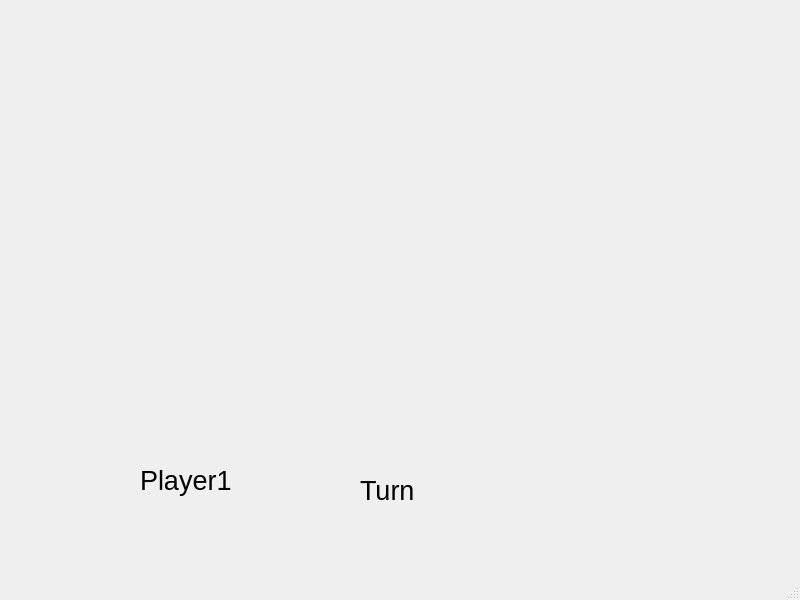
This is TicTacToe/tictactoe.ui in youssefahmed3453/TicTacToe as Qt 5 draws it before an edit. The edited form follows.
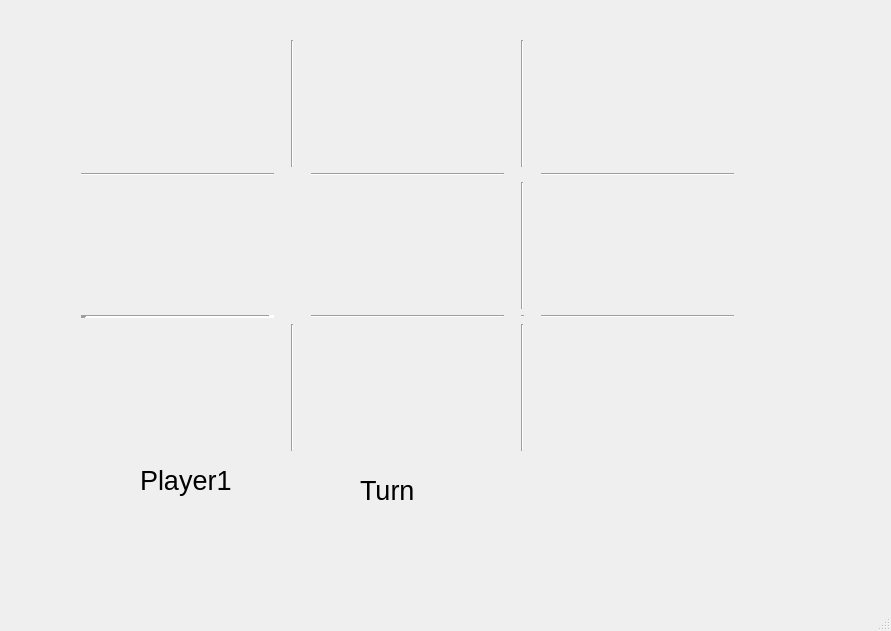
This is the edited form.

Diff of the .ui file:
```diff
--- a/TicTacToe/tictactoe.ui
+++ b/TicTacToe/tictactoe.ui
@@ -6,8 +6,8 @@
    <rect>
     <x>0</x>
     <y>0</y>
-    <width>800</width>
-    <height>600</height>
+    <width>891</width>
+    <height>631</height>
    </rect>
   </property>
   <property name="sizePolicy">
@@ -23,14 +23,14 @@
    <widget class="QWidget" name="gridLayoutWidget">
     <property name="geometry">
      <rect>
-      <x>60</x>
-      <y>30</y>
-      <width>655</width>
-      <height>391</height>
+      <x>70</x>
+      <y>40</y>
+      <width>675</width>
+      <height>411</height>
      </rect>
     </property>
     <layout class="QGridLayout" name="gridLayout">
-     <item row="1" column="2">
+     <item row="2" column="4">
       <widget class="QPushButton" name="pushButton_5">
        <property name="sizePolicy">
         <sizepolicy hsizetype="Fixed" vsizetype="Expanding">
@@ -51,8 +51,8 @@
        </property>
       </widget>
      </item>
-     <item row="0" column="1">
-      <widget class="QPushButton" name="pushButton_1">
+     <item row="2" column="0">
+      <widget class="QPushButton" name="pushButton_3">
        <property name="sizePolicy">
         <sizepolicy hsizetype="Fixed" vsizetype="Expanding">
          <horstretch>0</horstretch>
@@ -72,28 +72,7 @@
        </property>
       </widget>
      </item>
-     <item row="1" column="1">
-      <widget class="QPushButton" name="pushButton_4">
-       <property name="sizePolicy">
-        <sizepolicy hsizetype="Fixed" vsizetype="Expanding">
-         <horstretch>0</horstretch>
-         <verstretch>0</verstretch>
-        </sizepolicy>
-       </property>
-       <property name="font">
-        <font>
-         <pointsize>52</pointsize>
-        </font>
-       </property>
-       <property name="text">
-        <string/>
-       </property>
-       <property name="flat">
-        <bool>true</bool>
-       </property>
-      </widget>
-     </item>
-     <item row="2" column="2">
+     <item row="4" column="4">
       <widget class="QPushButton" name="pushButton_8">
        <property name="sizePolicy">
         <sizepolicy hsizetype="Fixed" vsizetype="Expanding">
@@ -114,8 +93,18 @@
        </property>
       </widget>
      </item>
+     <item row="3" column="0">
+      <widget class="Line" name="line">
+       <property name="lineWidth">
+        <number>6</number>
+       </property>
+       <property name="orientation">
+        <enum>Qt::Horizontal</enum>
+       </property>
+      </widget>
+     </item>
      <item row="0" column="2">
-      <widget class="QPushButton" name="pushButton_2">
+      <widget class="QPushButton" name="pushButton_1">
        <property name="sizePolicy">
         <sizepolicy hsizetype="Fixed" vsizetype="Expanding">
          <horstretch>0</horstretch>
@@ -135,7 +124,7 @@
        </property>
       </widget>
      </item>
-     <item row="2" column="1">
+     <item row="4" column="2">
       <widget class="QPushButton" name="pushButton_7">
        <property name="sizePolicy">
         <sizepolicy hsizetype="Fixed" vsizetype="Expanding">
@@ -177,8 +166,8 @@
        </property>
       </widget>
      </item>
-     <item row="1" column="0">
-      <widget class="QPushButton" name="pushButton_3">
+     <item row="2" column="2">
+      <widget class="QPushButton" name="pushButton_4">
        <property name="sizePolicy">
         <sizepolicy hsizetype="Fixed" vsizetype="Expanding">
          <horstretch>0</horstretch>
@@ -198,7 +187,35 @@
        </property>
       </widget>
      </item>
-     <item row="2" column="0">
+     <item row="4" column="1">
+      <widget class="Line" name="line_3">
+       <property name="orientation">
+        <enum>Qt::Vertical</enum>
+       </property>
+      </widget>
+     </item>
+     <item row="0" column="4">
+      <widget class="QPushButton" name="pushButton_2">
+       <property name="sizePolicy">
+        <sizepolicy hsizetype="Fixed" vsizetype="Expanding">
+         <horstretch>0</horstretch>
+         <verstretch>0</verstretch>
+        </sizepolicy>
+       </property>
+       <property name="font">
+        <font>
+         <pointsize>52</pointsize>
+        </font>
+       </property>
+       <property name="text">
+        <string/>
+       </property>
+       <property name="flat">
+        <bool>true</bool>
+       </property>
+      </widget>
+     </item>
+     <item row="4" column="0">
       <widget class="QPushButton" name="pushButton_6">
        <property name="sizePolicy">
         <sizepolicy hsizetype="Fixed" vsizetype="Expanding">
@@ -219,6 +236,76 @@
        </property>
       </widget>
      </item>
+     <item row="1" column="0">
+      <widget class="Line" name="line_2">
+       <property name="orientation">
+        <enum>Qt::Horizontal</enum>
+       </property>
+      </widget>
+     </item>
+     <item row="4" column="3">
+      <widget class="Line" name="line_4">
+       <property name="orientation">
+        <enum>Qt::Vertical</enum>
+       </property>
+      </widget>
+     </item>
+     <item row="3" column="3">
+      <widget class="Line" name="line_5">
+       <property name="orientation">
+        <enum>Qt::Horizontal</enum>
+       </property>
+      </widget>
+     </item>
+     <item row="0" column="3">
+      <widget class="Line" name="line_6">
+       <property name="orientation">
+        <enum>Qt::Vertical</enum>
+       </property>
+      </widget>
+     </item>
+     <item row="2" column="3">
+      <widget class="Line" name="line_7">
+       <property name="orientation">
+        <enum>Qt::Vertical</enum>
+       </property>
+      </widget>
+     </item>
+     <item row="0" column="1">
+      <widget class="Line" name="line_8">
+       <property name="orientation">
+        <enum>Qt::Vertical</enum>
+       </property>
+      </widget>
+     </item>
+     <item row="1" column="2">
+      <widget class="Line" name="line_9">
+       <property name="orientation">
+        <enum>Qt::Horizontal</enum>
+       </property>
+      </widget>
+     </item>
+     <item row="1" column="4">
+      <widget class="Line" name="line_10">
+       <property name="orientation">
+        <enum>Qt::Horizontal</enum>
+       </property>
+      </widget>
+     </item>
+     <item row="3" column="2">
+      <widget class="Line" name="line_11">
+       <property name="orientation">
+        <enum>Qt::Horizontal</enum>
+       </property>
+      </widget>
+     </item>
+     <item row="3" column="4">
+      <widget class="Line" name="line_12">
+       <property name="orientation">
+        <enum>Qt::Horizontal</enum>
+       </property>
+      </widget>
+     </item>
     </layout>
    </widget>
    <widget class="QLabel" name="label">
@@ -226,7 +313,7 @@
      <rect>
       <x>360</x>
       <y>470</y>
-      <width>81</width>
+      <width>351</width>
       <height>41</height>
      </rect>
     </property>
@@ -244,7 +331,7 @@
      <rect>
       <x>140</x>
       <y>460</y>
-      <width>121</width>
+      <width>181</width>
       <height>41</height>
      </rect>
     </property>
```
Left out of the diff: 2 changed lines with no effect on the pictures.
